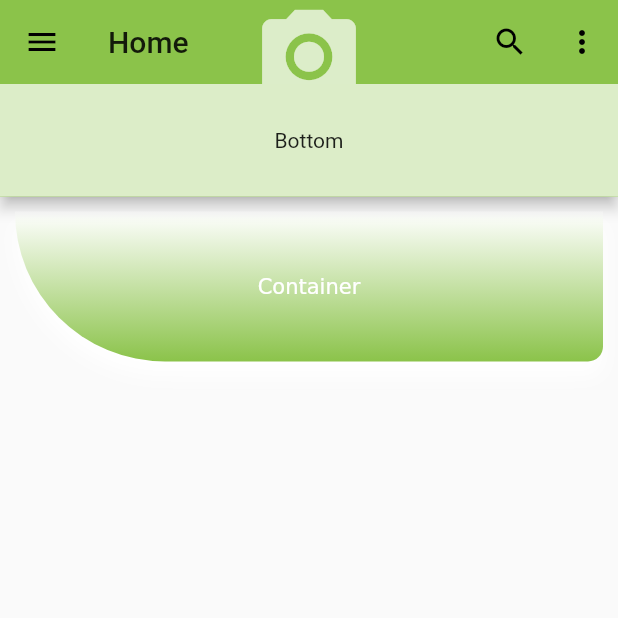
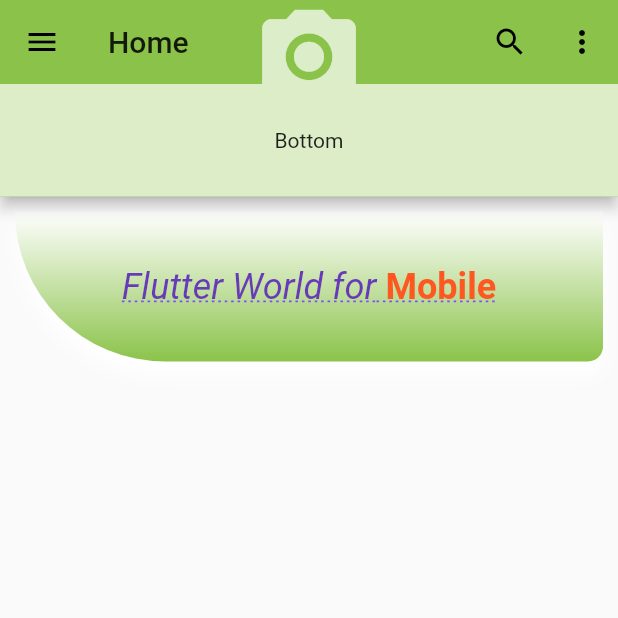
Before and after one commit to Mwamitovi/counter_app, a Flutter app: the screen it shows after launch, on a phone screen of 412 x 824 dp, the top half of it. Run offline on Flutter 3.47's test engine with Material 2 defaults, Android fonts, the phone set to English and light mode, and no system bars.

Commit message:
Refactor RichText widget: add style props to it's TextSpan object

```diff
--- a/lib/pages/home.dart
+++ b/lib/pages/home.dart
@@ -92,7 +92,31 @@ class ContainerWithBoxDecorationWidget extends StatelessWidget {
           ),
           child: Center(
             child: RichText(
-              text: TextSpan(text: 'Container'),
+              text: TextSpan(
+                text: 'Flutter World',
+                style: TextStyle(
+                  fontSize: 24.0,
+                  color: Colors.deepPurple,
+                  decoration: TextDecoration.underline,
+                  decorationColor: Colors.deepPurpleAccent,
+                  decorationStyle: TextDecorationStyle.dotted,
+                  fontStyle: FontStyle.italic,
+                  fontWeight: FontWeight.normal,
+                ),
+                children: <TextSpan>[
+                  TextSpan(
+                    text: ' for',
+                  ),
+                  TextSpan(
+                    text: ' Mobile',
+                    style: TextStyle(
+                      color: Colors.deepOrange,
+                      fontStyle: FontStyle.normal,
+                      fontWeight: FontWeight.bold,
+                    ),
+                  ),
+                ],
+              ),
             ),
           ),
         ),
```
